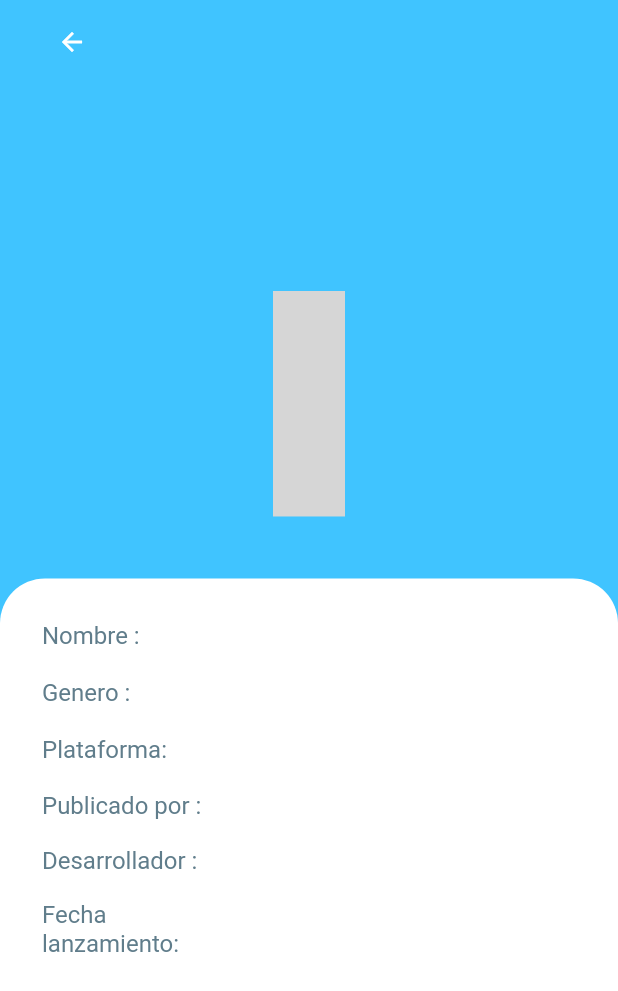
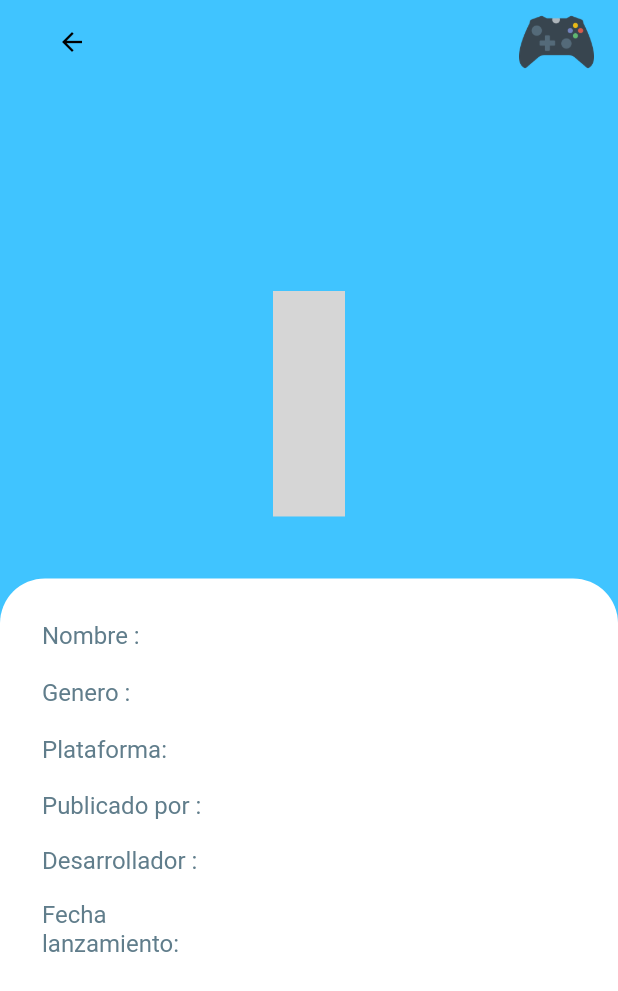
Before and after one commit to LeonelCeron/FlutterParcial03, a Flutter app: the DetallePokemon screen opened directly with empty values, on a phone screen of 412 x 824 dp. Shown: the top 991 px of the screen. Run offline on Flutter 3.47's test engine with Material 2 defaults, Android fonts, the phone set to English and light mode, and no system bars; drawn by our look-alikes of cached_network_image; network calls fail; grey boxes are pictures that could not be loaded.

Commit message:
Add Icono

```diff
--- a/flutter_parcial_03/lib/paginas/detallegame.dart
+++ b/flutter_parcial_03/lib/paginas/detallegame.dart
@@ -34,7 +34,7 @@ class _DetallePokemonState extends State<DetallePokemon> {
               child: Text(
                 widget.gameDetalle['title'],
                 style: const TextStyle(
-                    color: Colors.white,
+                    color: Colors.black,
                     fontWeight: FontWeight.bold,
                     fontSize: 30),
               ),
@@ -219,12 +219,21 @@ class _DetallePokemonState extends State<DetallePokemon> {
       title: Padding(
         padding: const EdgeInsets.only(left: 8.0),
         child: Row(
+          mainAxisAlignment: MainAxisAlignment.spaceBetween,
           children: [
             IconButton(
-              icon: const Icon(Icons.arrow_back, color: Colors.white, size: 20),
+              icon: const Icon(Icons.arrow_back, color: Colors.black, size: 20),
               onPressed: () {
                 Navigator.pop(context);
               },
+            ),
+            Container(
+              width: 50,
+              height: 50,
+              decoration: const BoxDecoration(
+                  image: DecorationImage(
+                      image: AssetImage('assets/img/Logo.png'),
+                      fit: BoxFit.cover)),
             ),
           ],
         ),
```
Also changed, not shown: flutter_parcial_03/lib/paginas/home.dart (+34 -13 lines), flutter_parcial_03/assets/img/Logo.png (added), flutter_parcial_03/assets/img/pokeball.png (deleted).
